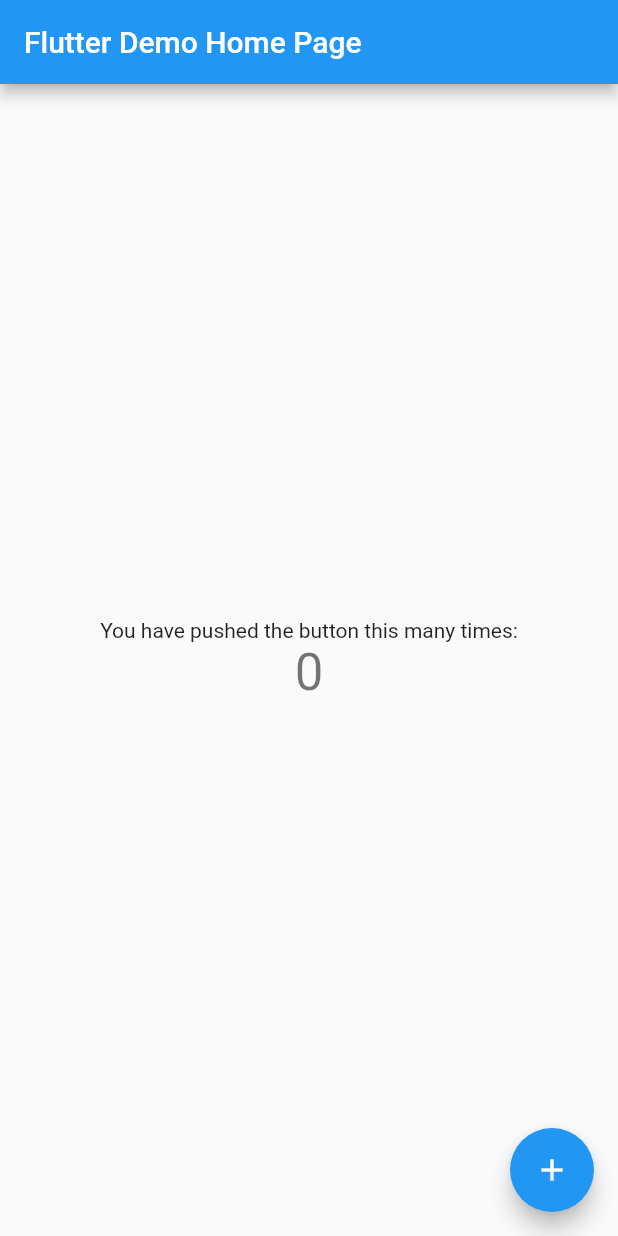
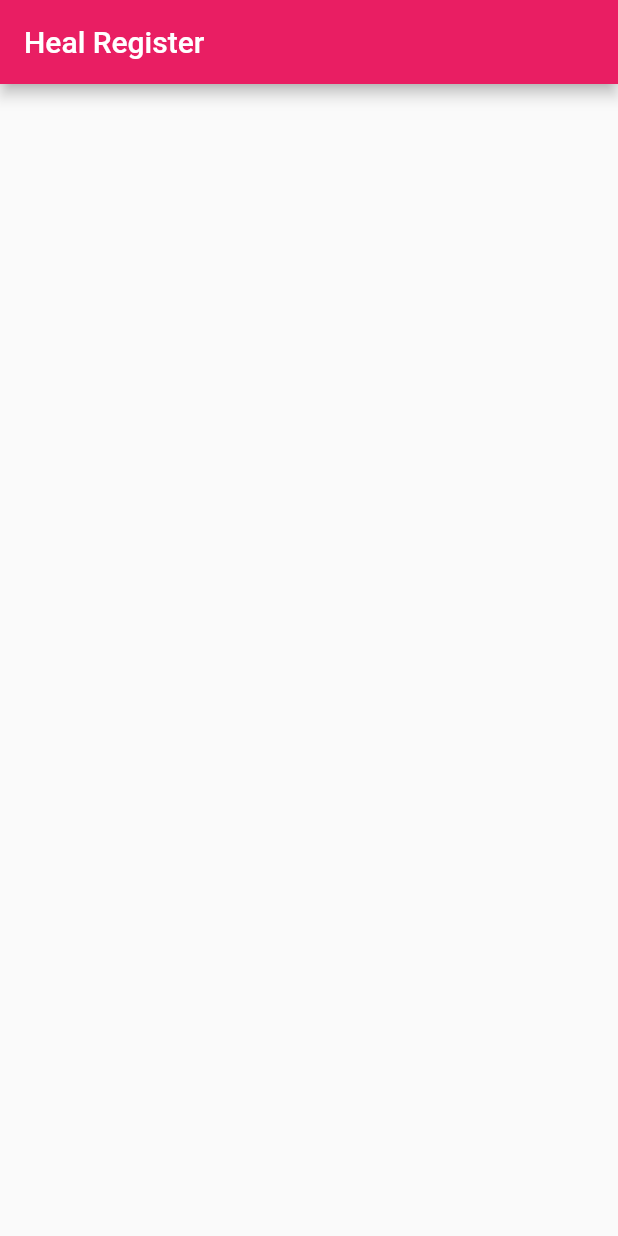
Before and after one commit to AdrianaYabeta/FrontendPacientes_AppHealthRegister, a Flutter app: the screen it shows after launch, on a phone screen of 412 x 824 dp. Run offline on Flutter 3.47's test engine with Material 2 defaults, Android fonts, the light colour scheme and no system bars.

Commit message:
Crear la estructura principal

```diff
--- a/lib/main.dart
+++ b/lib/main.dart
@@ -7,109 +7,37 @@
 class MyApp extends StatelessWidget {
   const MyApp({Key? key}) : super(key: key);
 
-  // This widget is the root of your application.
   @override
   Widget build(BuildContext context) {
     return MaterialApp(
-      title: 'Flutter Demo',
+      title: 'Health Register',
       theme: ThemeData(
-        // This is the theme of your application.
-        //
-        // Try running your application with "flutter run". You'll see the
-        // application has a blue toolbar. Then, without quitting the app, try
-        // changing the primarySwatch below to Colors.green and then invoke
-        // "hot reload" (press "r" in the console where you ran "flutter run",
-        // or simply save your changes to "hot reload" in a Flutter IDE).
-        // Notice that the counter didn't reset back to zero; the application
-        // is not restarted.
-        primarySwatch: Colors.blue,
+        primarySwatch: Colors.pink,
       ),
-      home: const MyHomePage(title: 'Flutter Demo Home Page'),
+      home: const Home(),
     );
   }
 }
 
-class MyHomePage extends StatefulWidget {
-  const MyHomePage({Key? key, required this.title}) : super(key: key);
-
-  // This widget is the home page of your application. It is stateful, meaning
-  // that it has a State object (defined below) that contains fields that affect
-  // how it looks.
-
-  // This class is the configuration for the state. It holds the values (in this
-  // case the title) provided by the parent (in this case the App widget) and
-  // used by the build method of the State. Fields in a Widget subclass are
-  // always marked "final".
-
-  final String title;
+class Home extends StatefulWidget {
+  const Home({Key? key}) : super(key: key);
 
   @override
-  State<MyHomePage> createState() => _MyHomePageState();
+  _HomeState createState() => _HomeState();
 }
 
-class _MyHomePageState extends State<MyHomePage> {
-  int _counter = 0;
-
-  void _incrementCounter() {
-    setState(() {
-      // This call to setState tells the Flutter framework that something has
-      // changed in this State, which causes it to rerun the build method below
-      // so that the display can reflect the updated values. If we changed
-      // _counter without calling setState(), then the build method would not be
-      // called again, and so nothing would appear to happen.
-      _counter++;
-    });
-  }
-
+class _HomeState extends State<Home> {
   @override
   Widget build(BuildContext context) {
-    // This method is rerun every time setState is called, for instance as done
-    // by the _incrementCounter method above.
-    //
-    // The Flutter framework has been optimized to make rerunning build methods
-    // fast, so that you can just rebuild anything that needs updating rather
-    // than having to individually change instances of widgets.
     return Scaffold(
       appBar: AppBar(
-        // Here we take the value from the MyHomePage object that was created by
-        // the App.build method, and use it to set our appbar title.
-        title: Text(widget.title),
-      ),
-      body: Center(
-        // Center is a layout widget. It takes a single child and positions it
-        // in the middle of the parent.
-        child: Column(
-          // Column is also a layout widget. It takes a list of children and
-          // arranges them vertically. By default, it sizes itself to fit its
-          // children horizontally, and tries to be as tall as its parent.
-          //
-          // Invoke "debug painting" (press "p" in the console, choose the
-          // "Toggle Debug Paint" action from the Flutter Inspector in Android
-          // Studio, or the "Toggle Debug Paint" command in Visual Studio Code)
-          // to see the wireframe for each widget.
-          //
-          // Column has various properties to control how it sizes itself and
-          // how it positions its children. Here we use mainAxisAlignment to
-          // center the children vertically; the main axis here is the vertical
-          // axis because Columns are vertical (the cross axis would be
-          // horizontal).
-          mainAxisAlignment: MainAxisAlignment.center,
-          children: <Widget>[
-            const Text(
-              'You have pushed the button this many times:',
-            ),
-            Text(
-              '$_counter',
-              style: Theme.of(context).textTheme.headline4,
-            ),
-          ],
+        title: const Text(
+          'Heal Register',
+          style: TextStyle(
+            color: Colors.white,
+          ),
         ),
       ),
-      floatingActionButton: FloatingActionButton(
-        onPressed: _incrementCounter,
-        tooltip: 'Increment',
-        child: const Icon(Icons.add),
-      ), // This trailing comma makes auto-formatting nicer for build methods.
     );
   }
 }
```
